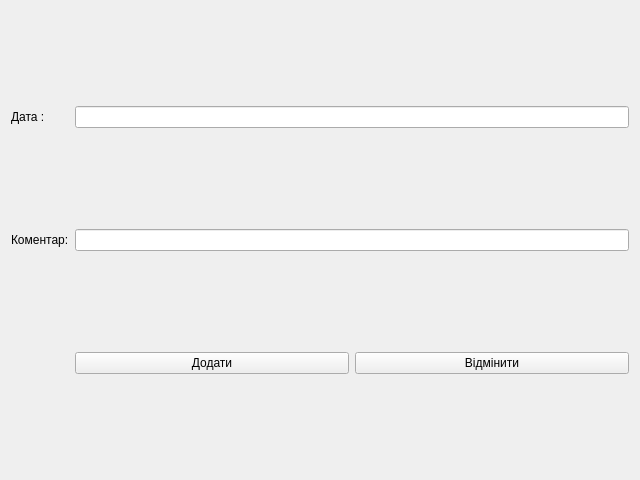
flying-pi/eJournal, file desktop/eJournalDesktop/addnewvisitdialog.ui: the form before one commit.
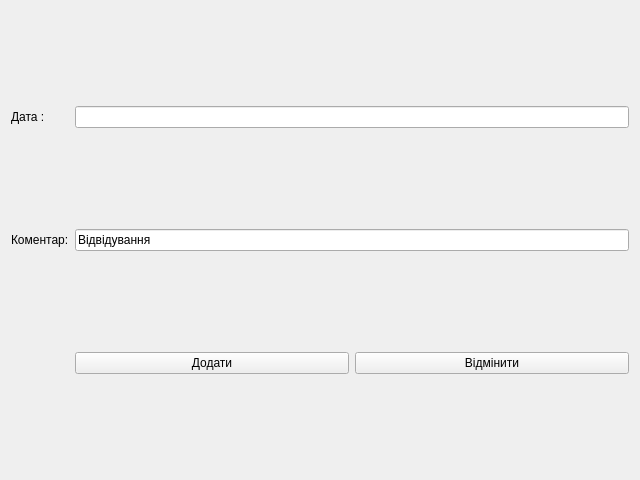
The form after the commit.

```diff
--- a/desktop/eJournalDesktop/addnewvisitdialog.ui
+++ b/desktop/eJournalDesktop/addnewvisitdialog.ui
@@ -24,7 +24,11 @@
     <enum>QLayout::SetDefaultConstraint</enum>
    </property>
    <item row="1" column="1">
-    <widget class="QLineEdit" name="comment"/>
+    <widget class="QLineEdit" name="comment">
+     <property name="text">
+      <string>Відвідування</string>
+     </property>
+    </widget>
    </item>
    <item row="1" column="0">
     <widget class="QLabel" name="label_2">
```
